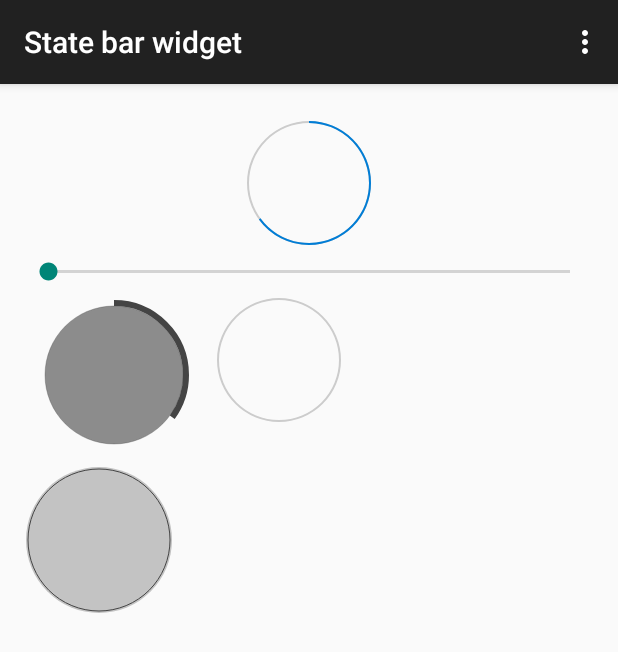
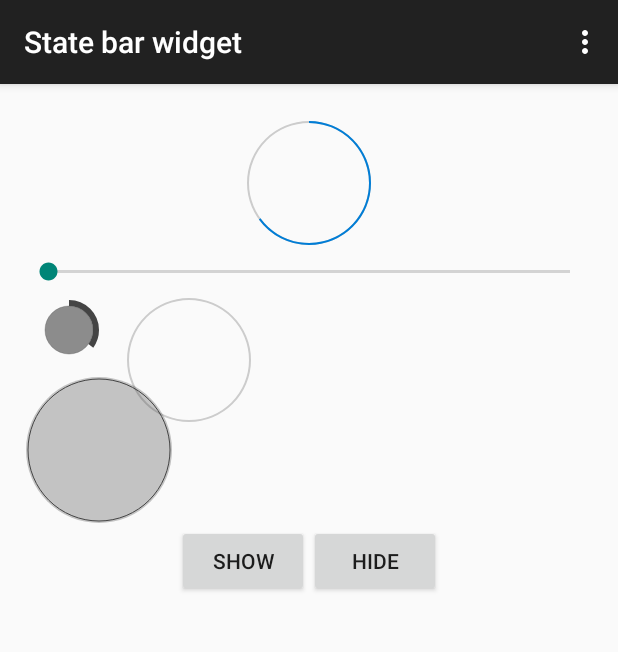
Before and after one commit to nick0lay/State-indicator-widget, an Android app: the screen it shows after launch (MainActivity), on a phone screen of 412 x 824 dp. Shown: the top 652 px of the screen. Run offline under Robolectric (Android 15) with nearby library versions, the phone set to English and light mode, and no system bars; our stand-ins replace CircleImageView.

Commit message:
Add show/hide buttons

```diff
--- a/app/src/main/java/nnc/statebarwidget/MainActivity.java
+++ b/app/src/main/java/nnc/statebarwidget/MainActivity.java
@@ -10,6 +10,7 @@ import android.view.MenuItem;
 import android.view.View;
 import android.view.ViewGroup;
 import android.os.Build;
+import android.widget.Button;
 import android.widget.ProgressBar;
 import android.widget.SeekBar;
 
@@ -59,6 +60,8 @@ public class MainActivity extends ActionBarActivity {
         private ProgressBar progressBar;
         private SeekBar seekBar;
         private CircleProgressBar circleProgressBar;
+        private Button show;
+        private Button hide;
 
         public PlaceholderFragment() {
         }
@@ -70,6 +73,20 @@ public class MainActivity extends ActionBarActivity {
             progressBar = (ProgressBar) rootView.findViewById(R.id.progressBar);
             seekBar = (SeekBar) rootView.findViewById(R.id.seekBar);
             circleProgressBar = (CircleProgressBar) rootView.findViewById(R.id.progressCircular);
+            show = (Button) rootView.findViewById(R.id.show);
+            hide = (Button) rootView.findViewById(R.id.hide);
+            show.setOnClickListener(new View.OnClickListener() {
+                @Override
+                public void onClick(View v) {
+                    circleProgressBar.showProgressBackground();
+                }
+            });
+            hide.setOnClickListener(new View.OnClickListener() {
+                @Override
+                public void onClick(View v) {
+                    circleProgressBar.hideProgressBackground();
+                }
+            });
             seekBar.setOnSeekBarChangeListener(new SeekBar.OnSeekBarChangeListener() {
                 @Override
                 public void onProgressChanged(SeekBar seekBar, int progress, boolean fromUser) {
--- a/app/src/main/res/layout/fragment_main.xml
+++ b/app/src/main/res/layout/fragment_main.xml
@@ -29,8 +29,8 @@
 
     <nnc.statebarwidget.circularprogressbar.CircleProgressBar
         android:id="@+id/progressCircular"
-        android:layout_width="100dp"
-        android:layout_height="100dp"
+        android:layout_width="40dp"
+        android:layout_height="40dp"
         android:layout_margin="10dp"
         app:progress="35"
         app:progressBarThickness="4dp"
@@ -46,4 +46,21 @@
         android:layout_width="100dp"
         android:layout_height="100dp"
         android:layout_below="@+id/progressCircular"/>
+    <LinearLayout
+        android:layout_width="match_parent"
+        android:layout_height="wrap_content"
+        android:orientation="horizontal"
+        android:layout_below="@+id/circularImageView"
+        android:gravity="center_horizontal">
+        <Button
+            android:layout_width="wrap_content"
+            android:layout_height="wrap_content"
+            android:text="Show"
+            android:id="@+id/show"/>
+        <Button
+            android:layout_width="wrap_content"
+            android:layout_height="wrap_content"
+            android:text="Hide"
+            android:id="@+id/hide"/>
+    </LinearLayout>
 </RelativeLayout>
```
